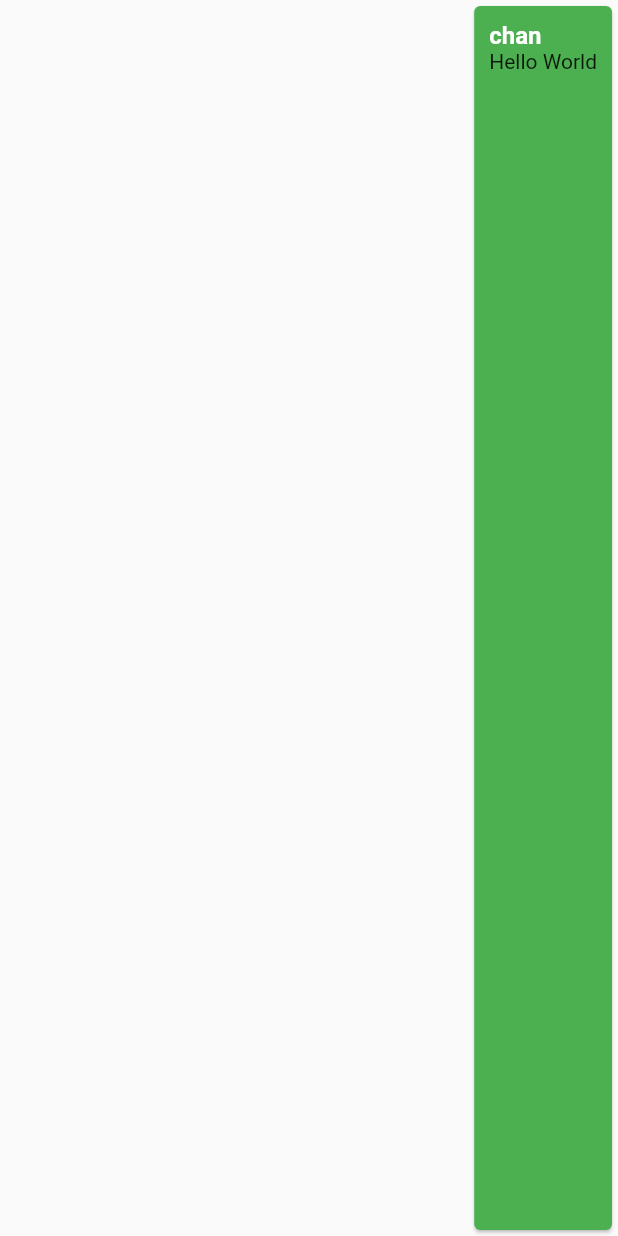
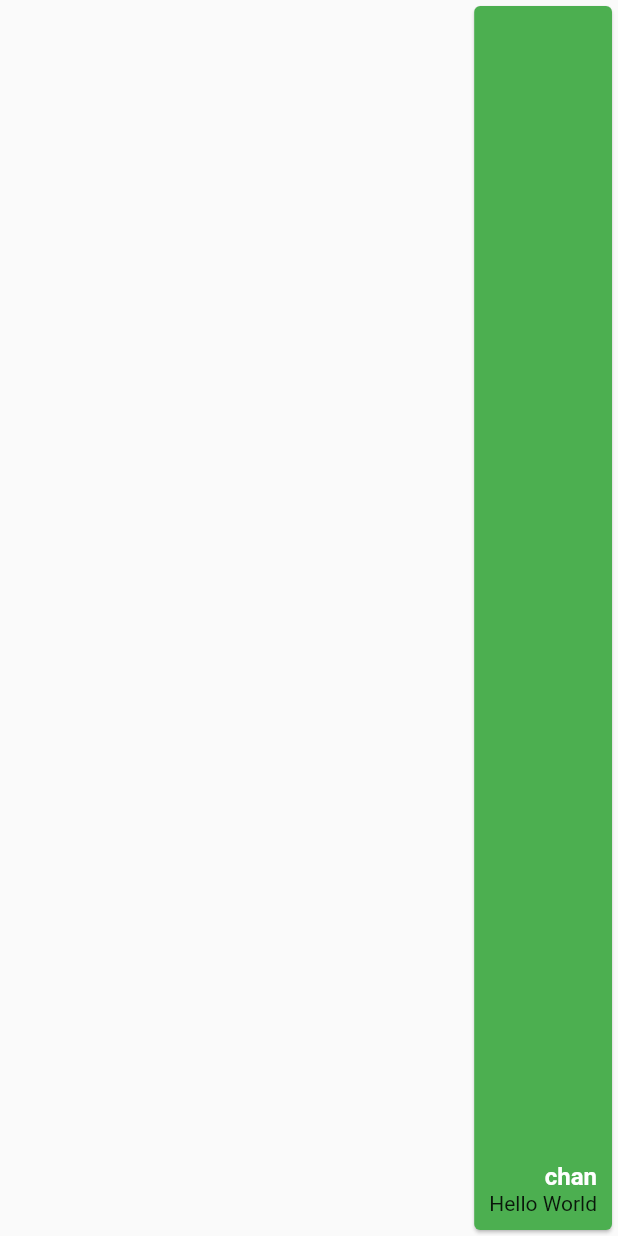
Before and after one commit to sparklearnedtech/flutter-chat, a Flutter app: the SentMessage widget shown alone on an empty page, opened directly, on a phone screen of 412 x 824 dp. Run offline on Flutter 3.47's test engine with Material 2 defaults, Android fonts, the phone set to English and light mode, and no system bars; our stand-ins replace socket_io_client; network calls fail.

Commit message:
Minor fixes from message component

```diff
--- a/lib/components/recvMessage.dart
+++ b/lib/components/recvMessage.dart
@@ -13,7 +13,7 @@ class RecvMessage extends StatelessWidget {
         constraints:
             BoxConstraints(maxWidth: MediaQuery.of(context).size.width * 0.8),
         child: Card(
-          color: Colors.green,
+          color: Colors.blue,
           child: Padding(
             padding: const EdgeInsets.symmetric(vertical: 10, horizontal: 10),
             child: Column(
--- a/lib/components/sentMessage.dart
+++ b/lib/components/sentMessage.dart
@@ -17,8 +17,8 @@ class SentMessage extends StatelessWidget {
           child: Padding(
             padding: const EdgeInsets.symmetric(vertical: 10, horizontal: 10),
             child: Column(
-              mainAxisAlignment: MainAxisAlignment.start,
-              crossAxisAlignment: CrossAxisAlignment.start,
+              mainAxisAlignment: MainAxisAlignment.end,
+              crossAxisAlignment: CrossAxisAlignment.end,
               children: [
                 Text(
                   sender,
```
